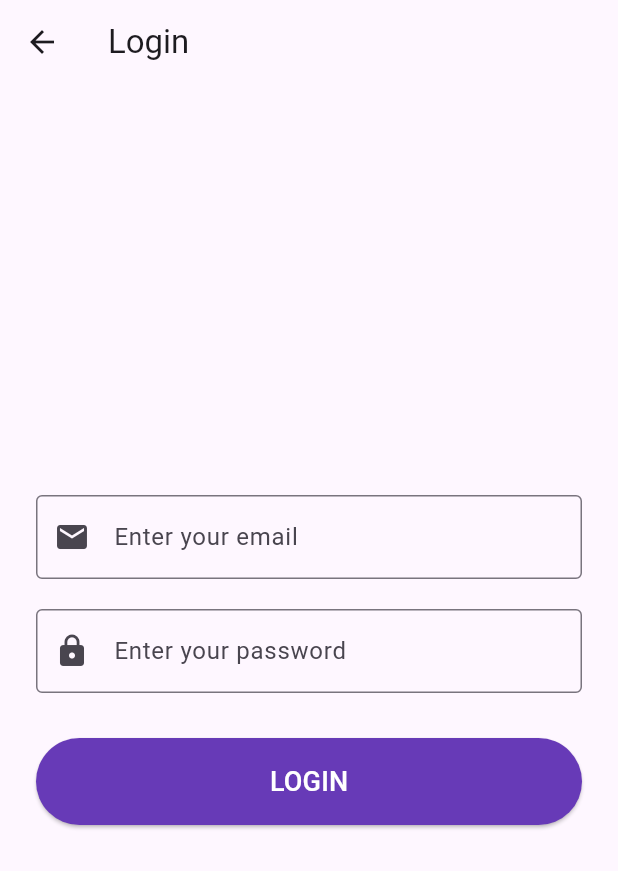
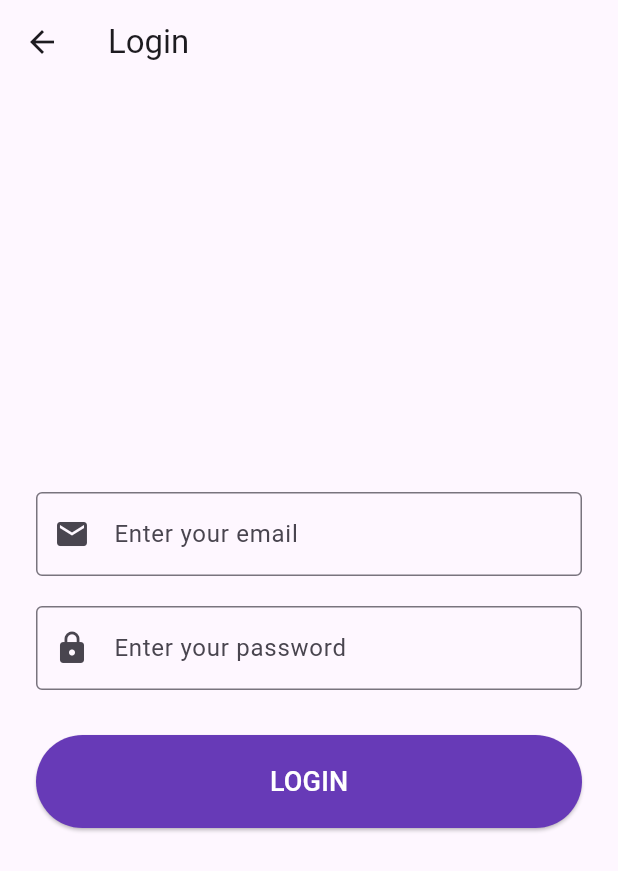
Before and after one commit to vikasshinde9082/Demo_Flutter_Page, a Flutter app: the screen it shows after launch, after a tap on "Day 8", on a phone screen of 412 x 824 dp. Shown: the top 871 px of the screen. Run offline on Flutter 3.47's test engine with Material 3 defaults, Android fonts, the phone set to English and light mode, and no system bars.

Commit message:
padding change

```diff
--- a/lib/dalily_challenge/login_screen08.dart
+++ b/lib/dalily_challenge/login_screen08.dart
@@ -46,7 +46,7 @@ class LoginScreen extends StatelessWidget {
 
                 },
                 style: ElevatedButton.styleFrom(
-                  padding: const EdgeInsets.symmetric(vertical: 16),
+                  padding: const EdgeInsets.symmetric(vertical: 18),
                   backgroundColor: Colors.deepPurple,
                 ),
                 child: const Text(
```
